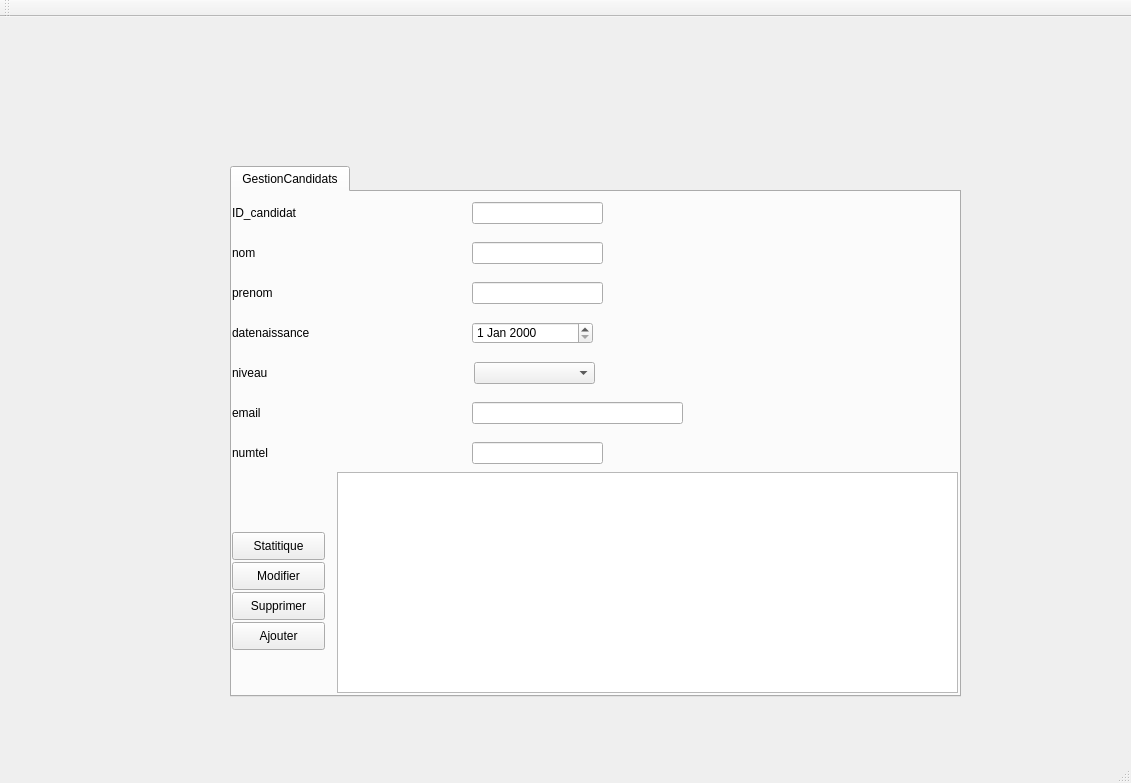
This is mainwindow.ui in neffatimohamedsaid7/projetQT as Qt 5 draws it before an edit. The edited form follows.
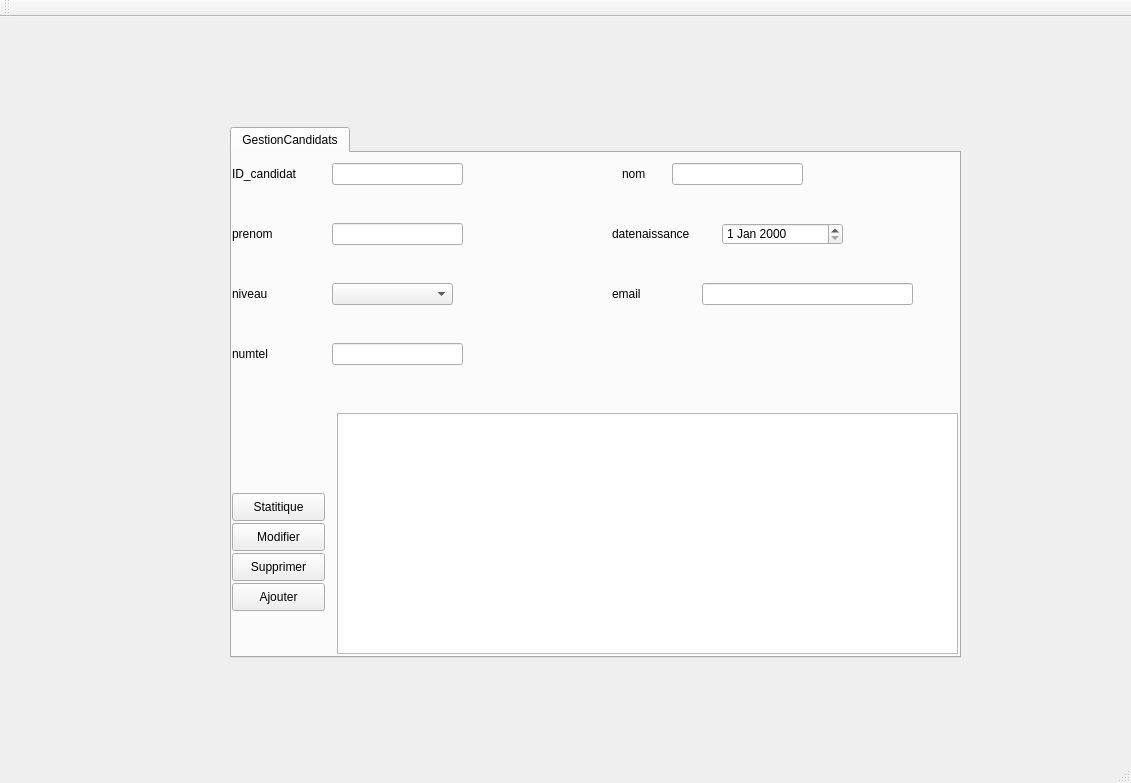
This is the edited form. The open tabs and pages were chosen to show the change.

Commit message: controle saisie

What changed in the file:
```diff
--- a/mainwindow.ui
+++ b/mainwindow.ui
@@ -17,8 +17,8 @@
    <widget class="QStackedWidget" name="stackedWidget">
     <property name="geometry">
      <rect>
-      <x>150</x>
-      <y>129</y>
+      <x>140</x>
+      <y>90</y>
       <width>881</width>
       <height>571</height>
      </rect>
@@ -30,7 +30,7 @@
      <widget class="QTabWidget" name="tabWidget">
       <property name="geometry">
        <rect>
-        <x>80</x>
+        <x>90</x>
         <y>20</y>
         <width>731</width>
         <height>531</height>
@@ -59,8 +59,8 @@
        <widget class="QLabel" name="label_2">
         <property name="geometry">
          <rect>
-          <x>0</x>
-          <y>40</y>
+          <x>390</x>
+          <y>0</y>
           <width>101</width>
           <height>41</height>
          </rect>
@@ -73,7 +73,7 @@
         <property name="geometry">
          <rect>
           <x>0</x>
-          <y>80</y>
+          <y>60</y>
           <width>101</width>
           <height>41</height>
          </rect>
@@ -85,8 +85,8 @@
        <widget class="QLabel" name="label_4">
         <property name="geometry">
          <rect>
-          <x>0</x>
-          <y>120</y>
+          <x>380</x>
+          <y>60</y>
           <width>101</width>
           <height>41</height>
          </rect>
@@ -98,8 +98,8 @@
        <widget class="QLabel" name="label_5">
         <property name="geometry">
          <rect>
-          <x>0</x>
-          <y>200</y>
+          <x>380</x>
+          <y>120</y>
           <width>101</width>
           <height>41</height>
          </rect>
@@ -112,7 +112,7 @@
         <property name="geometry">
          <rect>
           <x>0</x>
-          <y>240</y>
+          <y>180</y>
           <width>101</width>
           <height>41</height>
          </rect>
@@ -124,7 +124,7 @@
        <widget class="QLineEdit" name="lineEdit_ID_candidat">
         <property name="geometry">
          <rect>
-          <x>240</x>
+          <x>100</x>
           <y>10</y>
           <width>131</width>
           <height>22</height>
@@ -134,8 +134,8 @@
        <widget class="QLineEdit" name="lineEdit_nom">
         <property name="geometry">
          <rect>
-          <x>240</x>
-          <y>50</y>
+          <x>440</x>
+          <y>10</y>
           <width>131</width>
           <height>22</height>
          </rect>
@@ -144,8 +144,8 @@
        <widget class="QLineEdit" name="lineEdit_prenom">
         <property name="geometry">
          <rect>
-          <x>240</x>
-          <y>90</y>
+          <x>100</x>
+          <y>70</y>
           <width>131</width>
           <height>22</height>
          </rect>
@@ -154,8 +154,8 @@
        <widget class="QLineEdit" name="lineEdit_email">
         <property name="geometry">
          <rect>
-          <x>240</x>
-          <y>210</y>
+          <x>470</x>
+          <y>130</y>
           <width>211</width>
           <height>22</height>
          </rect>
@@ -177,8 +177,8 @@
        <widget class="QDateEdit" name="lineEdit_datenaissance">
         <property name="geometry">
          <rect>
-          <x>240</x>
-          <y>130</y>
+          <x>490</x>
+          <y>70</y>
           <width>121</width>
           <height>22</height>
          </rect>
@@ -188,7 +188,7 @@
         <property name="geometry">
          <rect>
           <x>0</x>
-          <y>160</y>
+          <y>120</y>
           <width>101</width>
           <height>41</height>
          </rect>
@@ -200,8 +200,8 @@
        <widget class="QLineEdit" name="lineEdit_numtel">
         <property name="geometry">
          <rect>
-          <x>240</x>
-          <y>250</y>
+          <x>100</x>
+          <y>190</y>
           <width>131</width>
           <height>22</height>
          </rect>
@@ -211,9 +211,9 @@
         <property name="geometry">
          <rect>
           <x>105</x>
-          <y>280</y>
+          <y>260</y>
           <width>621</width>
-          <height>221</height>
+          <height>241</height>
          </rect>
         </property>
        </widget>
@@ -246,8 +246,8 @@
        <widget class="QComboBox" name="comboBox_niveaucandidat">
         <property name="geometry">
          <rect>
-          <x>242</x>
-          <y>170</y>
+          <x>100</x>
+          <y>130</y>
           <width>121</width>
           <height>22</height>
          </rect>
@@ -286,6 +286,97 @@
          <string>Statitique</string>
         </property>
        </widget>
+       <widget class="QLabel" name="label_ID_candidat">
+        <property name="geometry">
+         <rect>
+          <x>100</x>
+          <y>40</y>
+          <width>141</width>
+          <height>20</height>
+         </rect>
+        </property>
+        <property name="text">
+         <string/>
+        </property>
+       </widget>
+       <widget class="QLabel" name="label_prenom">
+        <property name="geometry">
+         <rect>
+          <x>100</x>
+          <y>100</y>
+          <width>141</width>
+          <height>20</height>
+         </rect>
+        </property>
+        <property name="text">
+         <string/>
+        </property>
+       </widget>
+       <widget class="QLabel" name="label_niveau">
+        <property name="geometry">
+         <rect>
+          <x>100</x>
+          <y>160</y>
+          <width>141</width>
+          <height>20</height>
+         </rect>
+        </property>
+        <property name="text">
+         <string/>
+        </property>
+       </widget>
+       <widget class="QLabel" name="label_numtel">
+        <property name="geometry">
+         <rect>
+          <x>100</x>
+          <y>220</y>
+          <width>141</width>
+          <height>20</height>
+         </rect>
+        </property>
+        <property name="text">
+         <string/>
+        </property>
+       </widget>
+       <widget class="QLabel" name="label_nom">
+        <property name="geometry">
+         <rect>
+          <x>440</x>
+          <y>40</y>
+          <width>141</width>
+          <height>20</height>
+         </rect>
+        </property>
+        <property name="text">
+         <string/>
+        </property>
+       </widget>
+       <widget class="QLabel" name="label_datenaissance">
+        <property name="geometry">
+         <rect>
+          <x>490</x>
+          <y>100</y>
+          <width>141</width>
+          <height>20</height>
+         </rect>
+        </property>
+        <property name="text">
+         <string/>
+        </property>
+       </widget>
+       <widget class="QLabel" name="label_email">
+        <property name="geometry">
+         <rect>
+          <x>470</x>
+          <y>160</y>
+          <width>141</width>
+          <height>20</height>
+         </rect>
+        </property>
+        <property name="text">
+         <string/>
+        </property>
+       </widget>
       </widget>
      </widget>
     </widget>
```
Left out of the diff: 127 changed lines with no effect on the pictures. The commit also changes 2 other files.
